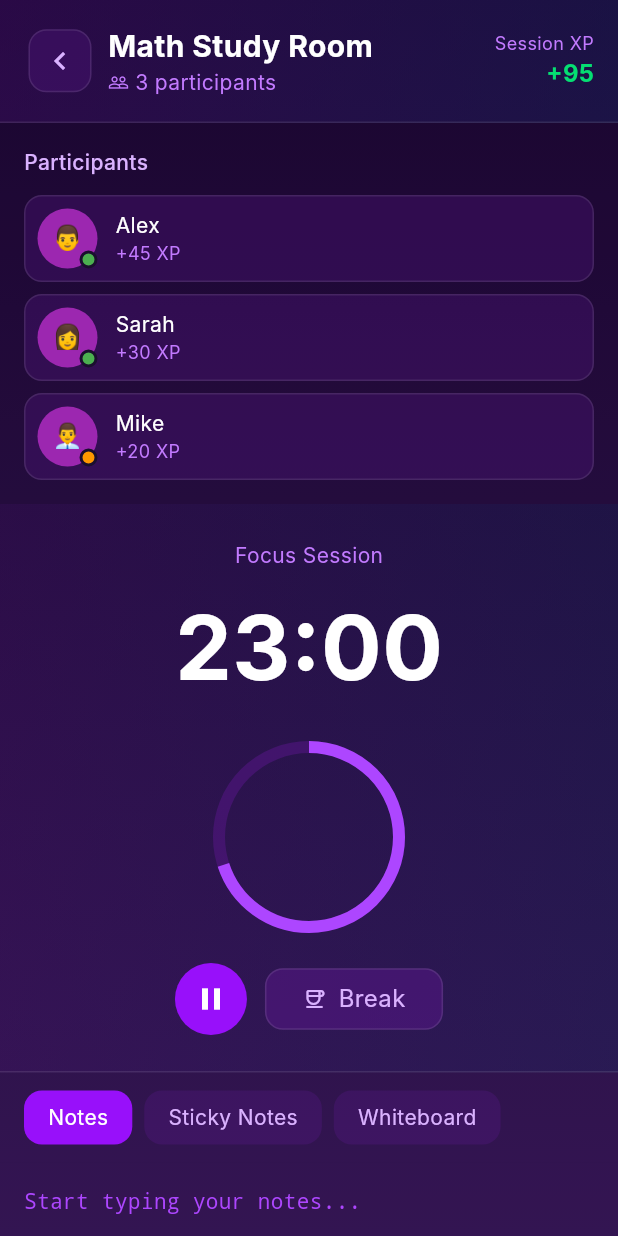
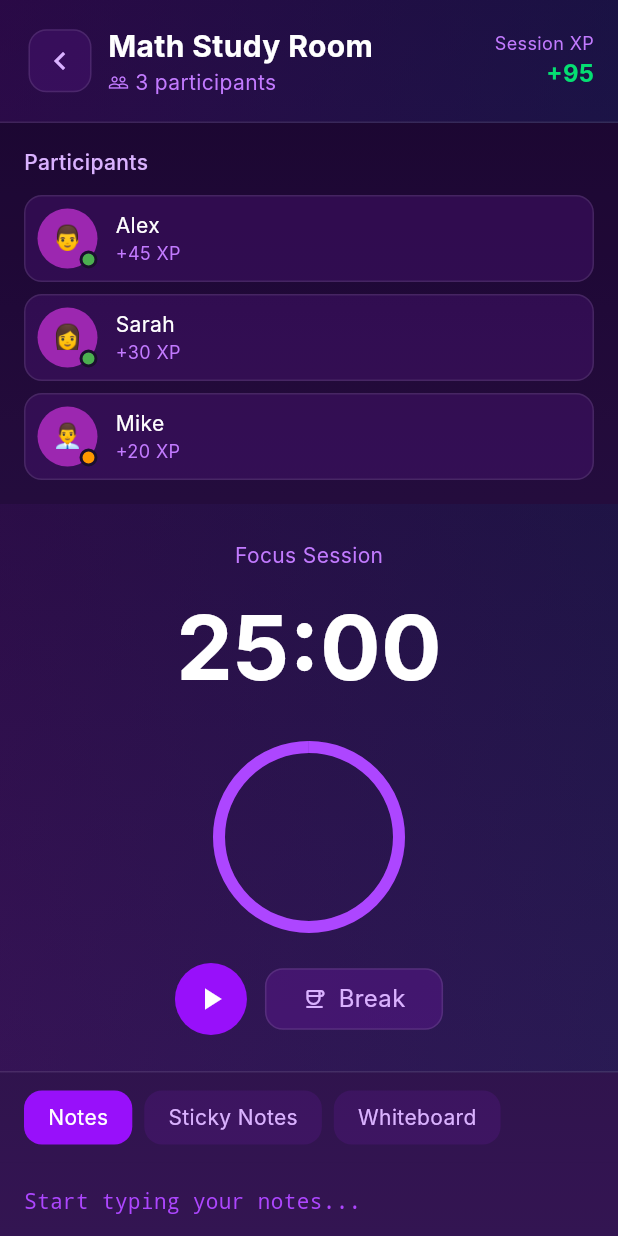
Before and after one commit to anmolkushwah-99/Evolvix-, a Flutter app: the StudyRoomScreen screen opened by its route, on a phone screen of 412 x 824 dp. Run offline on Flutter 3.47's test engine with Material 3 defaults, Android fonts, the phone set to English and light mode, and no system bars; our stand-ins replace firebase_auth, firebase_core; accounts and stored records are empty; Roboto replaces fonts that are missing (Inter).

Commit message:
Made every button of study room clickable and usable

```diff
--- a/lib/screens/study/study_room_screen.dart
+++ b/lib/screens/study/study_room_screen.dart
@@ -1,8 +1,90 @@
+import 'dart:async';
 import 'package:flutter/material.dart';
 import '../../core/constants/app_colors.dart';
 
-class StudyRoomScreen extends StatelessWidget {
+class StudyRoomScreen extends StatefulWidget {
   const StudyRoomScreen({super.key});
+
+  @override
+  State<StudyRoomScreen> createState() => _StudyRoomScreenState();
+}
+
+class _StudyRoomScreenState extends State<StudyRoomScreen> {
+  // Timer state
+  late Timer _timer;
+  int _secondsRemaining = 25 * 60; // 25 minutes default
+  bool _isActive = false;
+  bool _isBreak = false;
+
+  // Tools state
+  String _activeTool = 'Notes';
+
+  // Chat state
+  final TextEditingController _chatController = TextEditingController();
+  final List<Map<String, String>> _messages = [
+    {'name': 'Alex', 'message': 'Let\'s solve question 5 together', 'time': '10:30'},
+    {'name': 'Sarah', 'message': 'Check the formula I added in notes', 'time': '10:32'},
+    {'name': 'Mike', 'message': 'Great explanation! 🎉', 'time': '10:35'},
+  ];
+
+  @override
+  void initState() {
+    super.initState();
+    _startTimerLogic();
+  }
+
+  void _startTimerLogic() {
+    _timer = Timer.periodic(const Duration(seconds: 1), (timer) {
+      if (_isActive && _secondsRemaining > 0) {
+        setState(() {
+          _secondsRemaining--;
+        });
+      } else if (_secondsRemaining == 0) {
+        _toggleTimer();
+        // Play sound or show notification here
+      }
+    });
+  }
+
+  @override
+  void dispose() {
+    _timer.cancel();
+    _chatController.dispose();
+    super.dispose();
+  }
+
+  void _toggleTimer() {
+    setState(() {
+      _isActive = !_isActive;
+    });
+  }
+
+  void _switchMode() {
+    setState(() {
+      _isBreak = !_isBreak;
+      _secondsRemaining = _isBreak ? 5 * 60 : 25 * 60;
+      _isActive = false;
+    });
+  }
+
+  String _formatTime(int seconds) {
+    int mins = seconds ~/ 60;
+    int secs = seconds % 60;
+    return '${mins.toString().padLeft(2, '0')}:${secs.toString().padLeft(2, '0')}';
+  }
+
+  void _sendMessage() {
+    if (_chatController.text.trim().isNotEmpty) {
+      setState(() {
+        _messages.add({
+          'name': 'You',
+          'message': _chatController.text.trim(),
+          'time': TimeOfDay.now().format(context),
+        });
+        _chatController.clear();
+      });
+    }
+  }
 
   @override
   Widget build(BuildContext context) {
@@ -158,6 +240,8 @@ class StudyRoomScreen extends StatelessWidget {
   }
 
   Widget _buildTimerSection() {
+    double progress = _secondsRemaining / (_isBreak ? 5 * 60 : 25 * 60);
+
     return Container(
       padding: const EdgeInsets.symmetric(vertical: 24),
       decoration: BoxDecoration(
@@ -166,9 +250,9 @@ class StudyRoomScreen extends StatelessWidget {
       ),
       child: Column(
         children: [
-          const Text('Focus Session', style: TextStyle(color: Color(0xFFC27AFF), fontSize: 14)),
+          Text(_isBreak ? 'Break' : 'Focus Session', style: const TextStyle(color: Color(0xFFC27AFF), fontSize: 14)),
           const SizedBox(height: 8),
-          const Text('23:00', style: TextStyle(color: Colors.white, fontSize: 60, fontWeight: FontWeight.bold)),
+          Text(_formatTime(_secondsRemaining), style: const TextStyle(color: Colors.white, fontSize: 60, fontWeight: FontWeight.bold)),
           const SizedBox(height: 24),
           Stack(
             alignment: Alignment.center,
@@ -177,10 +261,10 @@ class StudyRoomScreen extends StatelessWidget {
                 width: 120,
                 height: 120,
                 child: CircularProgressIndicator(
-                  value: 0.7,
+                  value: progress,
                   strokeWidth: 8,
                   backgroundColor: const Color(0xFF59168B).withValues(alpha: 0.5),
-                  color: const Color(0xFFAD46FF),
+                  color: _isBreak ? Colors.green : const Color(0xFFAD46FF),
                 ),
               ),
             ],
@@ -189,25 +273,31 @@ class StudyRoomScreen extends StatelessWidget {
           Row(
             mainAxisAlignment: MainAxisAlignment.center,
             children: [
-              Container(
+              GestureDetector(
+                onTap: _toggleTimer,
+                child: Container(
                   padding: const EdgeInsets.all(12),
                   decoration: const BoxDecoration(color: Color(0xFF9810FA), shape: BoxShape.circle),
-                child: const Icon(Icons.pause, color: Colors.white),
+                  child: Icon(_isActive ? Icons.pause : Icons.play_arrow, color: Colors.white),
+                ),
               ),
               const SizedBox(width: 12),
-              Container(
+              GestureDetector(
+                onTap: _switchMode,
+                child: Container(
                   padding: const EdgeInsets.symmetric(horizontal: 24, vertical: 8),
                   decoration: BoxDecoration(
                     color: const Color(0xFF59168B).withValues(alpha: 0.5),
                     borderRadius: BorderRadius.circular(12),
                     border: Border.all(color: Colors.white.withValues(alpha: 0.1)),
                   ),
-                child: const Row(
+                  child: Row(
                     children: [
-                    Icon(Icons.coffee_outlined, color: Color(0xFFDAB2FF), size: 16),
-                    SizedBox(width: 8),
-                    Text('Break', style: TextStyle(color: Color(0xFFDAB2FF), fontSize: 16)),
+                      Icon(_isBreak ? Icons.school_outlined : Icons.coffee_outlined, color: const Color(0xFFDAB2FF), size: 16),
+                      const SizedBox(width: 8),
+                      Text(_isBreak ? 'Focus' : 'Break', style: const TextStyle(color: Color(0xFFDAB2FF), fontSize: 16)),
                     ],
+                  ),
                 ),
               ),
             ],
@@ -225,11 +315,11 @@ class StudyRoomScreen extends StatelessWidget {
           color: const Color(0xFF59168B).withValues(alpha: 0.2),
           child: Row(
             children: [
-              _buildToolItem('Notes', true),
+              _buildToolItem('Notes'),
               const SizedBox(width: 8),
-              _buildToolItem('Sticky Notes', false),
+              _buildToolItem('Sticky Notes'),
               const SizedBox(width: 8),
-              _buildToolItem('Whiteboard', false),
+              _buildToolItem('Whiteboard'),
             ],
           ),
         ),
@@ -239,7 +329,7 @@ class StudyRoomScreen extends StatelessWidget {
           child: Column(
             crossAxisAlignment: CrossAxisAlignment.start,
             children: [
-              const Text('Start typing your notes...', style: TextStyle(color: Color(0xFFAD46FF), fontFamily: 'monospace')),
+              Text(_activeTool == 'Notes' ? 'Start typing your notes...' : 'Shared $_activeTool...', style: const TextStyle(color: Color(0xFFAD46FF), fontFamily: 'monospace')),
               const SizedBox(height: 40),
               Row(
                 mainAxisAlignment: MainAxisAlignment.spaceBetween,
@@ -266,14 +356,22 @@ class StudyRoomScreen extends StatelessWidget {
     );
   }
 
-  Widget _buildToolItem(String label, bool active) {
-    return Container(
+  Widget _buildToolItem(String label) {
+    bool active = _activeTool == label;
+    return GestureDetector(
+      onTap: () {
+        setState(() {
+          _activeTool = label;
+        });
+      },
+      child: Container(
         padding: const EdgeInsets.symmetric(horizontal: 16, vertical: 8),
         decoration: BoxDecoration(
           color: active ? const Color(0xFF9810FA) : const Color(0xFF59168B).withValues(alpha: 0.3),
           borderRadius: BorderRadius.circular(12),
         ),
         child: Text(label, style: TextStyle(color: active ? Colors.white : const Color(0xFFDAB2FF))),
+      ),
     );
   }
 
@@ -302,28 +400,38 @@ class StudyRoomScreen extends StatelessWidget {
         children: [
           const Text('Study Chat', style: TextStyle(color: Color(0xFFDAB2FF), fontSize: 14)),
           const SizedBox(height: 12),
-          _buildChatMessage('Alex', 'Let\'s solve question 5 together', '10:30'),
-          _buildChatMessage('Sarah', 'Check the formula I added in notes', '10:32'),
-          _buildChatMessage('Mike', 'Great explanation! 🎉', '10:35'),
+          ..._messages.map((msg) => _buildChatMessage(msg['name']!, msg['message']!, msg['time']!)),
           const SizedBox(height: 12),
           Row(
             children: [
               Expanded(
                 child: Container(
-                  padding: const EdgeInsets.symmetric(horizontal: 12, vertical: 8),
+                  padding: const EdgeInsets.symmetric(horizontal: 12),
                   decoration: BoxDecoration(
                     color: const Color(0xFF3C0366).withValues(alpha: 0.3),
                     borderRadius: BorderRadius.circular(12),
                     border: Border.all(color: Colors.white.withValues(alpha: 0.1)),
                   ),
-                  child: const Text('Type a message...', style: TextStyle(color: Color(0xFFAD46FF))),
+                  child: TextField(
+                    controller: _chatController,
+                    style: const TextStyle(color: Colors.white),
+                    decoration: const InputDecoration(
+                      hintText: 'Type a message...',
+                      hintStyle: TextStyle(color: Color(0xFFAD46FF)),
+                      border: InputBorder.none,
+                    ),
+                    onSubmitted: (_) => _sendMessage(),
+                  ),
                 ),
               ),
               const SizedBox(width: 8),
-              Container(
+              GestureDetector(
+                onTap: _sendMessage,
+                child: Container(
                   padding: const EdgeInsets.all(12),
                   decoration: BoxDecoration(color: const Color(0xFF9810FA), borderRadius: BorderRadius.circular(12)),
                   child: const Icon(Icons.send, color: Colors.white, size: 16),
+                ),
               ),
             ],
           ),
@@ -336,6 +444,7 @@ class StudyRoomScreen extends StatelessWidget {
     return Padding(
       padding: const EdgeInsets.only(bottom: 8.0),
       child: Container(
+        width: double.infinity,
         padding: const EdgeInsets.all(12),
         decoration: BoxDecoration(color: const Color(0xFF59168B).withValues(alpha: 0.3), borderRadius: BorderRadius.circular(12)),
         child: Column(
```
Lines whose indentation alone changed are shown as unchanged.
